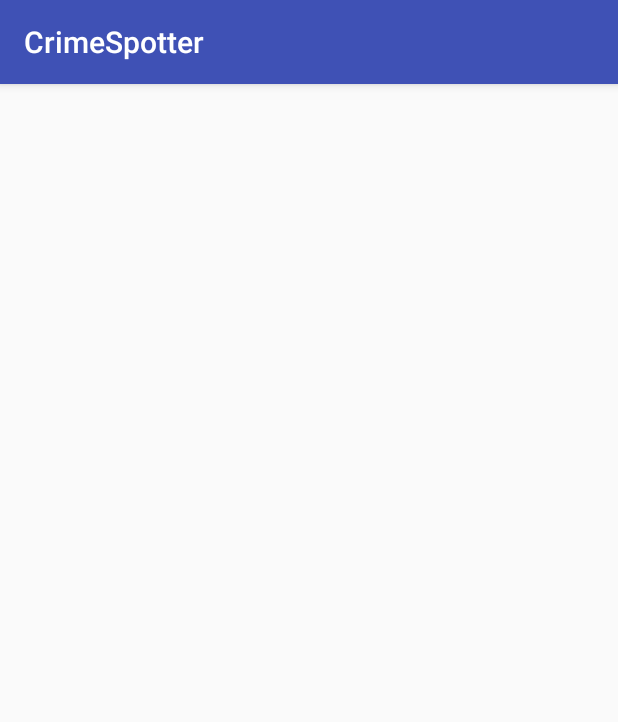
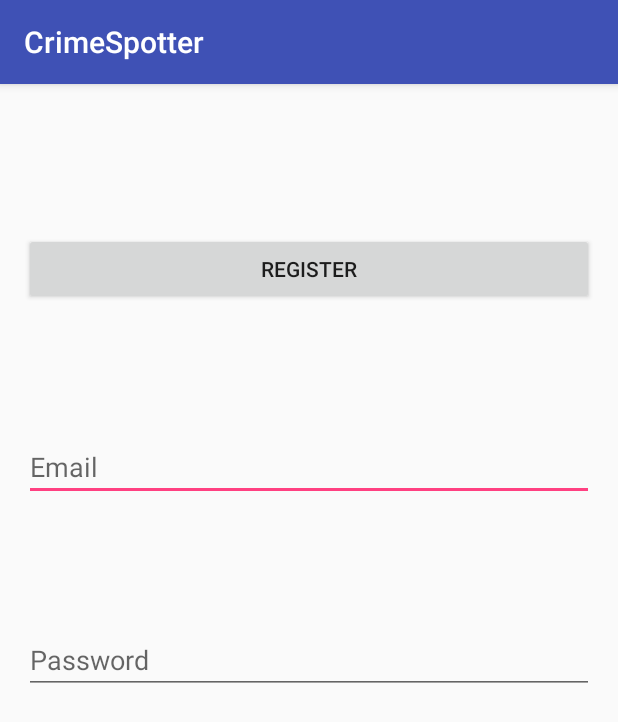
Before and after one commit to duduzile/CrimeSpotter, an Android app: the RegisterActivity screen opened directly, with no data from a screen before it, on a phone screen of 412 x 824 dp. Shown: the top 722 px of the screen. Run offline under Robolectric (Android 15) with nearby library versions, the phone set to English and light mode, and no system bars; our stand-ins replace Firebase (no records; nobody signed in at launch, a user with empty details on screens opened directly).

Commit message:
Added code to register new user

```diff
--- a/app/src/main/java/crimespotter/rhokpta/unisa/co/za/crimespotter/RegisterActivity.java
+++ b/app/src/main/java/crimespotter/rhokpta/unisa/co/za/crimespotter/RegisterActivity.java
@@ -1,13 +1,98 @@
 package crimespotter.rhokpta.unisa.co.za.crimespotter;
 
+import android.support.annotation.NonNull;
 import android.support.v7.app.AppCompatActivity;
 import android.os.Bundle;
+import android.util.Log;
+import android.view.View;
+import android.widget.Button;
+import android.widget.EditText;
+import android.widget.Toast;
+
+import com.google.android.gms.tasks.OnCompleteListener;
+import com.google.android.gms.tasks.Task;
+import com.google.firebase.auth.AuthResult;
+import com.google.firebase.auth.FirebaseAuth;
+import com.google.firebase.auth.FirebaseUser;
 
 public class RegisterActivity extends AppCompatActivity {
+
+    public String TAG = RegisterActivity.class.getSimpleName();
+
+    private FirebaseAuth mAuth;
+    private FirebaseAuth.AuthStateListener mAuthListener;
+    private Button register_button;
+    private EditText email_input;
+    private EditText password_input;
 
     @Override
     protected void onCreate(Bundle savedInstanceState) {
         super.onCreate(savedInstanceState);
         setContentView(R.layout.activity_register);
+
+        mAuth = FirebaseAuth.getInstance();
+        mAuthListener = new FirebaseAuth.AuthStateListener() {
+            @Override
+            public void onAuthStateChanged(@NonNull FirebaseAuth firebaseAuth) {
+                FirebaseUser user = firebaseAuth.getCurrentUser();
+                if (user != null) {
+                    // User is signed in
+                    Log.d(TAG, "onAuthStateChanged:signed_in:" + user.getUid());
+                } else {
+                    // User is signed out
+                    Log.d(TAG, "onAuthStateChanged:signed_out");
+                }
+
+            }
+        };
+
+        //find elements  from UI
+        register_button = (Button) findViewById(R.id.register_button);
+        email_input = (EditText) findViewById(R.id.email_input);
+        password_input = (EditText) findViewById(R.id.password_input);
+
+        //register onclick event for button
+        register_button.setOnClickListener(new View.OnClickListener() {
+            @Override
+            public void onClick(View view) {
+                loginEmailAndPassword(email_input.getText().toString(), email_input.getText().toString());
+            }
+        });
+
     }
+
+    @Override
+    public void onStart() {
+        super.onStart();
+        mAuth.addAuthStateListener(mAuthListener);
+    }
+
+    @Override
+    public void onStop() {
+        super.onStop();
+        if (mAuthListener != null) {
+            mAuth.removeAuthStateListener(mAuthListener);
+        }
+    }
+
+    public void loginEmailAndPassword(String email, String password) {
+        mAuth.signInWithEmailAndPassword(email, password)
+                .addOnCompleteListener(this, new OnCompleteListener<AuthResult>() {
+                    @Override
+                    public void onComplete(@NonNull Task<AuthResult> task) {
+                        Log.d(TAG, "signInWithEmail:onComplete:" + task.isSuccessful());
+
+                        // If sign in fails, display a message to the user. If sign in succeeds
+                        // the auth state listener will be notified and logic to handle the
+                        // signed in user can be handled in the listener.
+                        if (!task.isSuccessful()) {
+                            Log.w(TAG, "signInWithEmail", task.getException());
+                            Toast.makeText(RegisterActivity.this, "Authentication failed.",
+                                    Toast.LENGTH_SHORT).show();
+                        }
+
+                    }
+                });
+    }
+
 }
--- a/app/src/main/res/layout/activity_register.xml
+++ b/app/src/main/res/layout/activity_register.xml
@@ -9,4 +9,36 @@
     android:paddingTop="@dimen/activity_vertical_margin"
     tools:context="crimespotter.rhokpta.unisa.co.za.crimespotter.RegisterActivity">
 
+    <Button
+        android:layout_width="match_parent"
+        android:layout_height="wrap_content"
+        android:text="@string/register"
+        android:id="@+id/register_button"
+        android:layout_marginTop="83dp"
+        android:layout_below="@+id/editText2"
+        android:layout_centerHorizontal="true" />
+
+    <EditText
+        android:layout_width="match_parent"
+        android:layout_height="wrap_content"
+        android:inputType="textEmailAddress"
+        android:hint="Email"
+        android:ems="10"
+        android:id="@+id/email_input"
+        android:layout_marginBottom="83dp"
+        android:layout_above="@+id/password_input"
+        android:layout_centerHorizontal="true"
+        android:text="@string/email" />
+
+    <EditText
+        android:layout_width="match_parent"
+        android:layout_height="wrap_content"
+        android:inputType="textPassword"
+        android:hint="Password"
+        android:ems="10"
+        android:id="@+id/password_input"
+        android:layout_centerVertical="true"
+        android:layout_alignLeft="@+id/email_input"
+        android:layout_alignStart="@+id/email_input"
+        android:text="@string/password" />
 </RelativeLayout>
--- a/app/src/main/res/values/strings.xml
+++ b/app/src/main/res/values/strings.xml
@@ -1,3 +1,6 @@
 <resources>
     <string name="app_name">CrimeSpotter</string>
+    <string name="register">Register</string>
+    <string name="password" />
+    <string name="email" />
 </resources>
```
